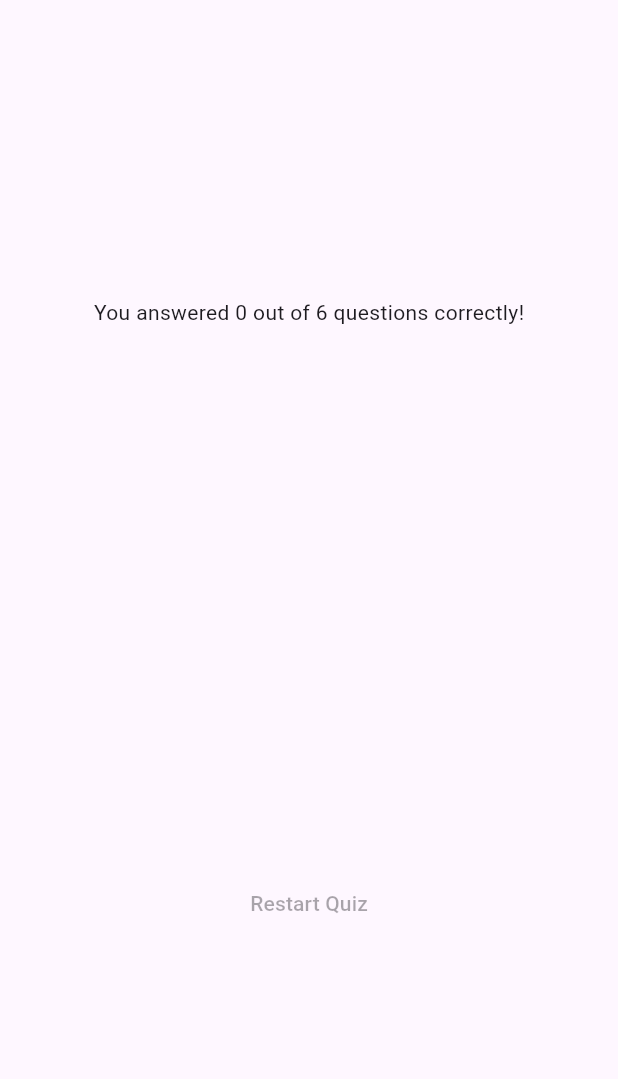
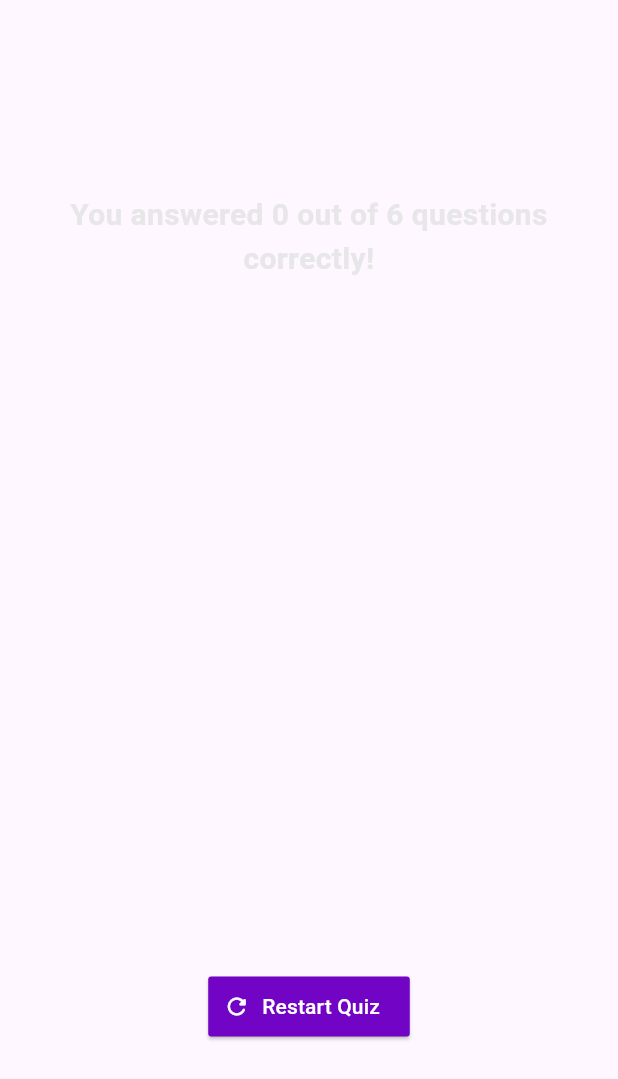
Before and after one commit to Meiendorf/adv_basics, a Flutter app: the ResultsPage widget shown alone on an empty page, opened directly with empty values, on a phone screen of 412 x 824 dp. Shown: the top 1079 px of the screen. Run offline on Flutter 3.47's test engine with Material 3 defaults, Android fonts, the phone set to English and light mode, and no system bars; our stand-ins replace google_fonts.

Commit message:
Finish result screen, add styling

```diff
--- a/lib/results_page.dart
+++ b/lib/results_page.dart
@@ -1,11 +1,14 @@
 import 'package:adv_basics/data/questions.dart';
-import 'package:adv_basics/questions_summary.dart';
+import 'package:adv_basics/summary/questions_summary.dart';
+import 'package:adv_basics/welcome_page.dart';
 import 'package:flutter/material.dart';
+import 'package:google_fonts/google_fonts.dart';
 
 class ResultsPage extends StatelessWidget {
   final List<String> chosenAnswers;
+  final void Function() onRestartQuiz;
 
-  const ResultsPage({super.key, required this.chosenAnswers});
+  const ResultsPage({super.key, required this.chosenAnswers, required this.onRestartQuiz});
 
   List<Map<String, Object>> getSummaryData() {
     List<Map<String, Object>> summary = [];
@@ -35,19 +38,29 @@ class ResultsPage extends StatelessWidget {
     return SizedBox(
       width: double.infinity,
       child: Container(
-        margin: const EdgeInsets.all(20),
+        margin: const EdgeInsets.all(30),
         child: Column(
           mainAxisAlignment: MainAxisAlignment.center,
           children: [
             Text(
               'You answered $numCorrectAnswers out of $numTotalQuestions questions correctly!',
+              style: GoogleFonts.roboto(
+                fontSize: 20,
+                fontWeight: FontWeight.bold,
+                color: const Color.fromARGB(205, 226, 226, 226),
+              ),
+              textAlign: TextAlign.center,
             ),
             const SizedBox(height: 30),
             QuestionsSummary(summaryData: summaryData),
             const SizedBox(height: 30),
-            const TextButton(
-              onPressed: null,
-              child: Text('Restart Quiz'),
+            ElevatedButton.icon(
+              onPressed: onRestartQuiz,
+              label: const Text('Restart Quiz'),
+              style: screenButtonStyle,
+              icon: const Icon(
+                Icons.refresh_rounded,
+              )
             ),
           ],
         ),
--- /dev/null
+++ b/lib/summary/summary_scroll_view.dart
@@ -0,0 +1,32 @@
+import 'package:flutter/material.dart';
+
+class SummaryScrollView extends StatelessWidget {
+  final Widget child;
+
+  const SummaryScrollView({
+    super.key,
+    required this.child,
+  });
+
+  @override
+  Widget build(BuildContext context) {
+    return SizedBox(
+      height: 400,
+      child: ScrollbarTheme(
+        data: ScrollbarThemeData(
+          thumbColor: MaterialStateProperty.all(
+            const Color.fromARGB(55, 249, 99, 242),
+          ),
+          mainAxisMargin: -15,
+          crossAxisMargin: -15,
+        ),
+        child: Scrollbar(
+          thickness: 3,
+          child: SingleChildScrollView(
+            child: child,
+          ),
+        ),
+      ),
+    );
+  }
+}
--- a/lib/welcome_page.dart
+++ b/lib/welcome_page.dart
@@ -28,7 +28,7 @@ class WelcomePage extends StatelessWidget {
           ),
           ElevatedButton.icon(
             onPressed: startQuiz,
-            style: buttonStyle,
+            style: screenButtonStyle,
             label: const Text(
               'Start Quiz',
               style: TextStyle(
@@ -46,7 +46,7 @@ class WelcomePage extends StatelessWidget {
   }
 }
 
-final buttonStyle = ElevatedButton.styleFrom(
+final screenButtonStyle = ElevatedButton.styleFrom(
   foregroundColor: Colors.white,
   shape: RoundedRectangleBorder(
     borderRadius: BorderRadius.circular(2),
```
Also changed, not shown: lib/questions_summary.dart (deleted, +0 -36 lines), lib/quiz.dart (+12 -2 lines), lib/summary/questions_summary.dart (added, +66 -0 lines), lib/summary/summary_index_widget.dart (added, +37 -0 lines).
